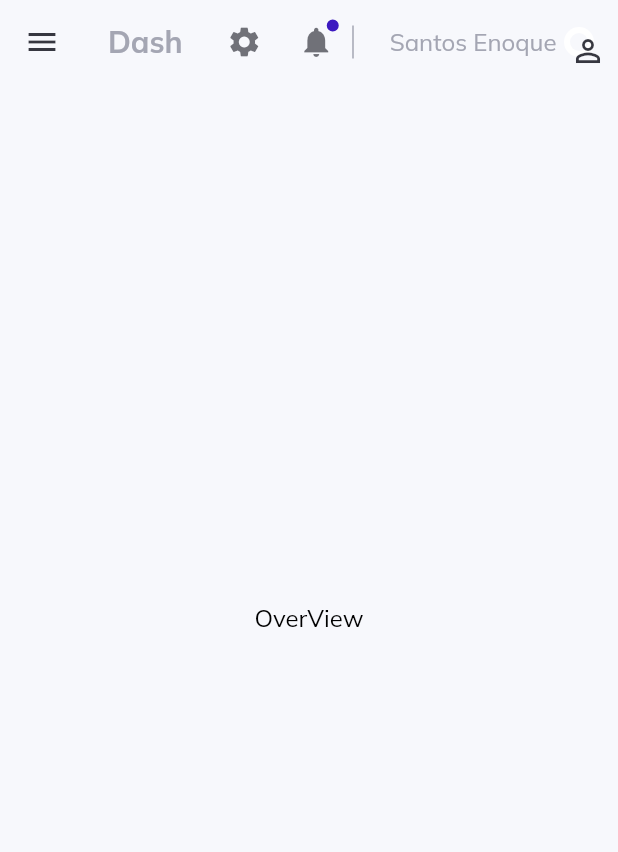
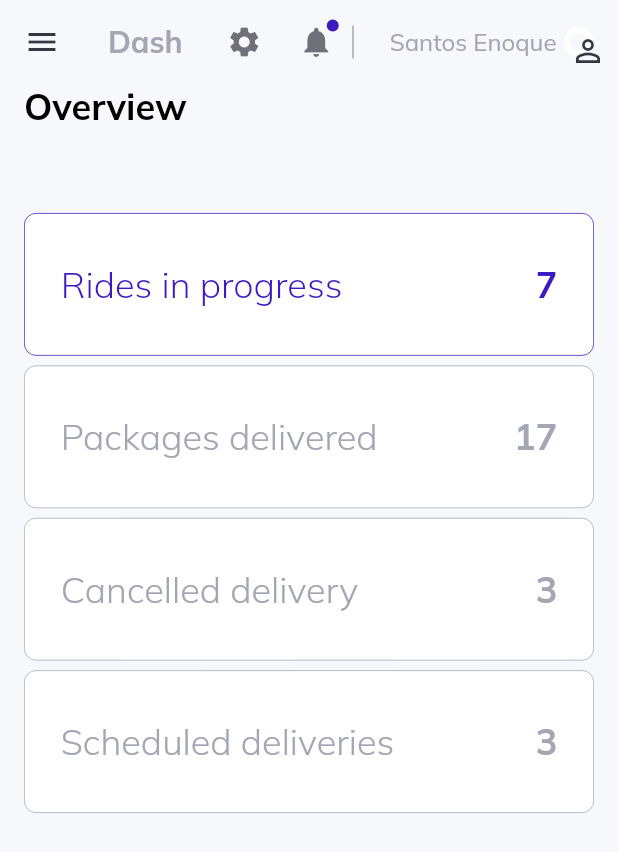
Before and after one commit to FeirAppGroup/FeirApp_Dashboard, a Flutter app: the screen it shows after launch, on a phone screen of 412 x 824 dp. Shown: the top 852 px of the screen. Run offline on Flutter 3.47's test engine with Material 2 defaults, Android fonts, the phone set to English and light mode, and no system bars; our stand-ins replace get, google_fonts.

Commit message:
Cards adicionados a aplicacao

```diff
--- a/lib/pages/overview/overview.dart
+++ b/lib/pages/overview/overview.dart
@@ -1,14 +1,45 @@
 import 'package:flutter/material.dart';
+import 'package:get/get.dart';
 
+import '../../constants/controllers.dart';
+import '../../helpers/responsiveness.dart';
+import '../../widgets/Cards/overview_cards_large.dart';
+import '../../widgets/Cards/overview_cards_medium.dart';
+import '../../widgets/Cards/overview_cards_small.dart';
 import '../../widgets/Text/custom_text.dart';
 
 class OverviewPage extends StatelessWidget {
   @override
   Widget build(BuildContext context) {
-    return Center(
-      child: CustomText(
-        text: "OverView",
-      ),
+    return Column(
+      children: [
+        Obx(
+          () => Row(
+            children: [
+              Container(
+                margin: EdgeInsets.only(
+                  top: ResponsiveWidget.isSmallScreen(context) ? 56 : 6,
+                ),
+                child: CustomText(
+                  text: menuController.activeItem.value,
+                  size: 24,
+                  weight: FontWeight.bold,
+                ),
+              )
+            ],
+          ),
+        ),
+        Expanded(
+          child: ListView(
+            children: [
+              if (ResponsiveWidget.isLargeScreen(context) || ResponsiveWidget.isMediumScreen(context))
+                if (ResponsiveWidget.isCustomSize(context)) OverviewCardsMediumScreen() else OverviewCardsLargeScreen()
+              else
+                OverviewCardsSmallScreen()
+            ],
+          ),
+        ),
+      ],
     );
   }
 }
--- /dev/null
+++ b/lib/widgets/Cards/info_card_small.dart
@@ -0,0 +1,56 @@
+import 'package:flutter/material.dart';
+
+import '../../constants/style.dart';
+import '../Text/custom_text.dart';
+
+class InfoCardSmall extends StatelessWidget {
+  final String title;
+  final String value;
+  bool isActive;
+  final VoidCallback onTap;
+
+  InfoCardSmall({
+    Key? key,
+    required this.title,
+    required this.value,
+    this.isActive = false,
+    required this.onTap,
+  }) : super(key: key);
+
+  @override
+  Widget build(BuildContext context) {
+    return Expanded(
+      child: InkWell(
+        onTap: onTap,
+        child: Container(
+          padding: EdgeInsets.all(24),
+          decoration: BoxDecoration(
+            color: Colors.white,
+            borderRadius: BorderRadius.circular(8),
+            border: Border.all(
+              color: isActive ? active : lightGrey,
+              width: .5,
+            ),
+          ),
+          child: Row(
+            mainAxisAlignment: MainAxisAlignment.spaceBetween,
+            children: [
+              CustomText(
+                text: title,
+                size: 24,
+                weight: FontWeight.w300,
+                color: isActive ? active : lightGrey,
+              ),
+              CustomText(
+                text: value,
+                size: 24,
+                weight: FontWeight.bold,
+                color: isActive ? active : lightGrey,
+              ),
+            ],
+          ),
+        ),
+      ),
+    );
+  }
+}
--- /dev/null
+++ b/lib/widgets/Cards/overview_cards_small.dart
@@ -0,0 +1,53 @@
+import 'package:flutter/material.dart';
+
+import 'info_card_small.dart';
+
+class OverviewCardsSmallScreen extends StatelessWidget {
+  const OverviewCardsSmallScreen({Key? key}) : super(key: key);
+
+  @override
+  Widget build(BuildContext context) {
+    double _width = MediaQuery.of(context).size.width;
+
+    return Container(
+      height: 400,
+      child: Column(
+        children: [
+          InfoCardSmall(
+            title: "Rides in progress",
+            value: "7",
+            isActive: true,
+            onTap: () {},
+          ),
+          SizedBox(
+            height: _width / 64,
+          ),
+          InfoCardSmall(
+            title: "Packages delivered",
+            value: "17",
+            isActive: false,
+            onTap: () {},
+          ),
+          SizedBox(
+            height: _width / 64,
+          ),
+          InfoCardSmall(
+            title: "Cancelled delivery",
+            value: "3",
+            isActive: false,
+            onTap: () {},
+          ),
+          SizedBox(
+            height: _width / 64,
+          ),
+          InfoCardSmall(
+            title: "Scheduled deliveries",
+            value: "3",
+            isActive: false,
+            onTap: () {},
+          ),
+        ],
+      ),
+    );
+  }
+}
--- a/lib/widgets/large_screen.dart
+++ b/lib/widgets/large_screen.dart
@@ -15,7 +15,10 @@ class LargeScreen extends StatelessWidget {
         ),
         Expanded(
           flex: 5,
-          child: localNavigator(),
+          child: Container(
+            padding: EdgeInsets.symmetric(horizontal: 16),
+            child: localNavigator(),
+          ),
         ),
       ],
     );
--- a/lib/widgets/small_screen.dart
+++ b/lib/widgets/small_screen.dart
@@ -7,6 +7,9 @@ class SmallScreen extends StatelessWidget {
 
   @override
   Widget build(BuildContext context) {
-    return localNavigator();
+    return Container(
+      padding: EdgeInsets.symmetric(horizontal: 16),
+      child: localNavigator(),
+    );
   }
 }
--- a/lib/widgets/top_nav/top_nav.dart
+++ b/lib/widgets/top_nav/top_nav.dart
@@ -109,6 +109,6 @@ AppBar topNavigationBar(BuildContext context, GlobalKey<ScaffoldState> key) {
       ],
     ),
     iconTheme: IconThemeData(color: dark),
-    backgroundColor: light,
+    backgroundColor: Colors.transparent,
   );
 }
```
Also changed, not shown: lib/pages/clients/clients.dart (+22 -4 lines), lib/pages/drivers/drivers.dart (+22 -4 lines), lib/widgets/Cards/info_card.dart (added, +85 -0 lines), lib/widgets/Cards/overview_cards_large.dart (added, +54 -0 lines), lib/widgets/Cards/overview_cards_medium.dart (added, +64 -0 lines).
